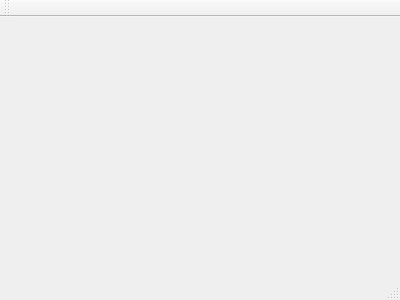
Before: the Qt Designer form shooting_game/mainwindow.ui in ZhuMon/Shooting_Game, drawn with Qt 5.
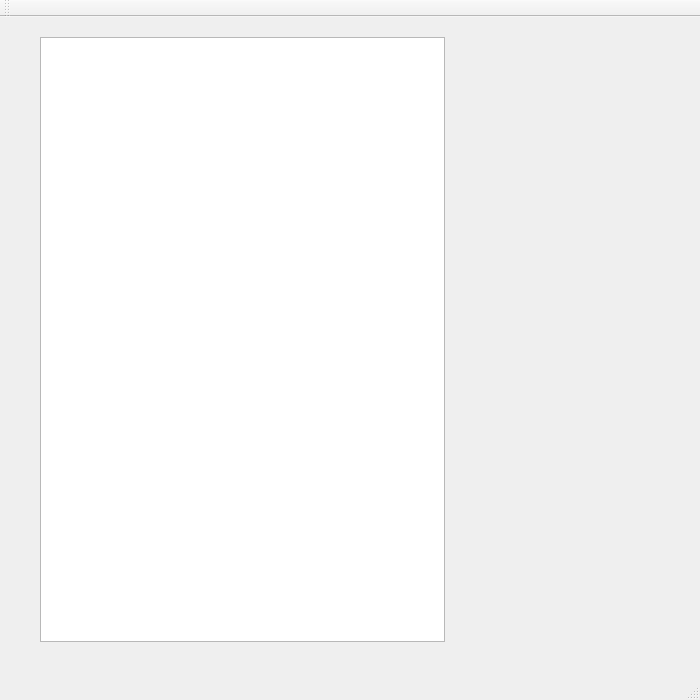
After: the same form once the commit is applied.

```diff
--- a/shooting_game/mainwindow.ui
+++ b/shooting_game/mainwindow.ui
@@ -1,24 +1,68 @@
 <ui version="4.0">
  <class>MainWindow</class>
- <widget class="QMainWindow" name="MainWindow" >
-  <property name="geometry" >
+ <widget class="QMainWindow" name="MainWindow">
+  <property name="geometry">
    <rect>
     <x>0</x>
     <y>0</y>
-    <width>400</width>
-    <height>300</height>
+    <width>700</width>
+    <height>700</height>
    </rect>
   </property>
-  <property name="windowTitle" >
+  <property name="sizePolicy">
+   <sizepolicy hsizetype="Preferred" vsizetype="Preferred">
+    <horstretch>0</horstretch>
+    <verstretch>0</verstretch>
+   </sizepolicy>
+  </property>
+  <property name="minimumSize">
+   <size>
+    <width>700</width>
+    <height>700</height>
+   </size>
+  </property>
+  <property name="maximumSize">
+   <size>
+    <width>700</width>
+    <height>700</height>
+   </size>
+  </property>
+  <property name="windowTitle">
    <string>MainWindow</string>
   </property>
-  <widget class="QMenuBar" name="menuBar" />
-  <widget class="QToolBar" name="mainToolBar" />
-  <widget class="QWidget" name="centralWidget" />
-  <widget class="QStatusBar" name="statusBar" />
+  <widget class="QWidget" name="centralWidget">
+   <widget class="QGraphicsView" name="graphicsView">
+    <property name="geometry">
+     <rect>
+      <x>40</x>
+      <y>20</y>
+      <width>405</width>
+      <height>605</height>
+     </rect>
+    </property>
+   </widget>
+  </widget>
+  <widget class="QMenuBar" name="menuBar">
+   <property name="geometry">
+    <rect>
+     <x>0</x>
+     <y>0</y>
+     <width>700</width>
+     <height>22</height>
+    </rect>
+   </property>
+  </widget>
+  <widget class="QToolBar" name="mainToolBar">
+   <attribute name="toolBarArea">
+    <enum>TopToolBarArea</enum>
+   </attribute>
+   <attribute name="toolBarBreak">
+    <bool>false</bool>
+   </attribute>
+  </widget>
+  <widget class="QStatusBar" name="statusBar"/>
  </widget>
- <layoutDefault spacing="6" margin="11" />
- <pixmapfunction></pixmapfunction>
+ <layoutdefault spacing="6" margin="11"/>
  <resources/>
  <connections/>
 </ui>
```
Left out of the diff: 1 changed line with no effect on the pictures.
